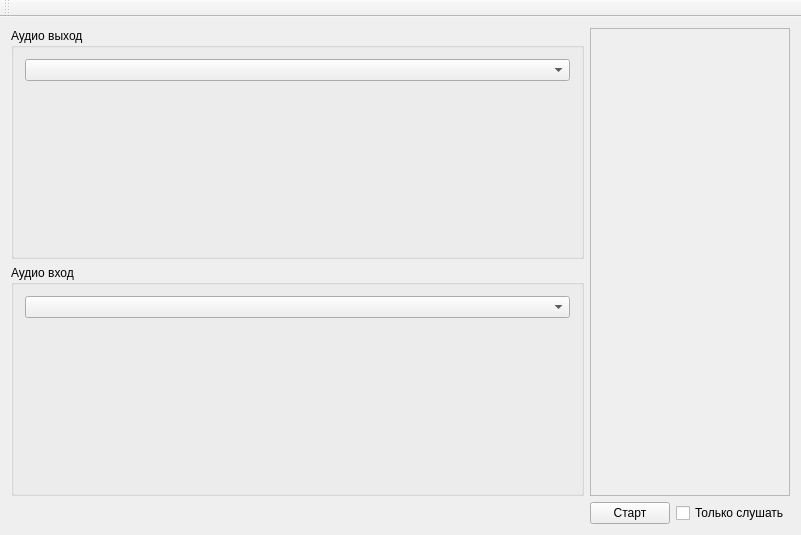
Above: mainwindow.ui from atikbif/VOIP_DISPATCHER before the change. Below: the same form after it.
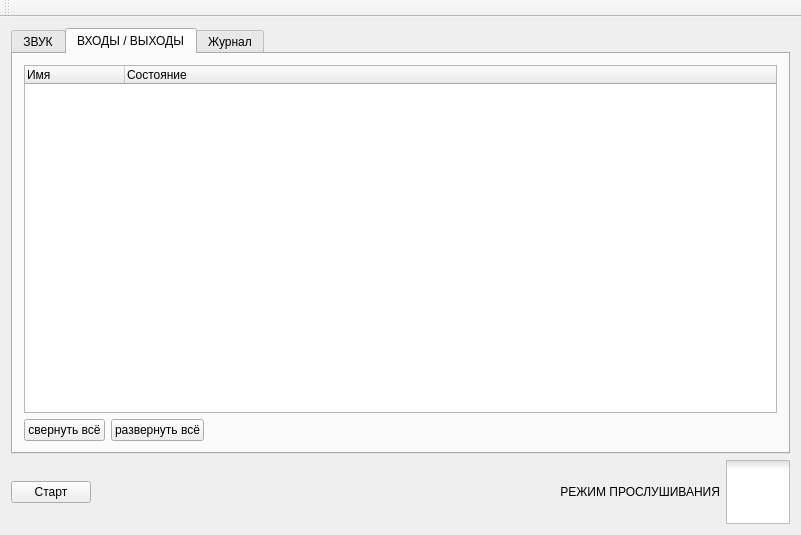
That is the form after the change. The open tabs and pages were chosen to show the change. Icons and pictures are not drawn. Custom widgets are drawn as their Qt base class.

Commit message: состояние входов/выходов

```diff
--- a/mainwindow.ui
+++ b/mainwindow.ui
@@ -20,6 +20,16 @@
    <string>Диспетчер</string>
   </property>
   <widget class="QWidget" name="centralWidget">
+   <layout class="QVBoxLayout" name="verticalLayout">
+    <item>
+     <widget class="QTabWidget" name="tabWidget">
+      <property name="currentIndex">
+       <number>0</number>
+      </property>
+      <widget class="QWidget" name="tab">
+       <attribute name="title">
+        <string>ЗВУК</string>
+       </attribute>
    <layout class="QGridLayout" name="gridLayout_3">
     <item row="0" column="0">
      <widget class="QGroupBox" name="groupBox">
@@ -73,7 +83,7 @@
       </widget>
      </widget>
     </item>
-    <item row="1" column="0">
+        <item row="1" column="0" rowspan="2">
      <widget class="QGroupBox" name="groupBox_2">
       <property name="sizePolicy">
        <sizepolicy hsizetype="Expanding" vsizetype="Preferred">
@@ -95,24 +105,83 @@
      </widget>
     </item>
     <item row="2" column="1">
+         <widget class="QPushButton" name="pushButtonCheckAudio">
+          <property name="text">
+           <string>Проверка динамиков</string>
+          </property>
+         </widget>
+        </item>
+       </layout>
+      </widget>
+      <widget class="QWidget" name="tab_2">
+       <attribute name="title">
+        <string>ВХОДЫ / ВЫХОДЫ</string>
+       </attribute>
+       <layout class="QGridLayout" name="gridLayout_5">
+        <item row="0" column="0" colspan="3">
+         <widget class="QTreeWidget" name="treeWidget">
+          <property name="columnCount">
+           <number>2</number>
+          </property>
+          <column>
+           <property name="text">
+            <string notr="true">Имя</string>
+           </property>
+          </column>
+          <column>
+           <property name="text">
+            <string>Состояние</string>
+           </property>
+          </column>
+         </widget>
+        </item>
+        <item row="1" column="0">
+         <widget class="QPushButton" name="pushButtonCloseTree">
+          <property name="text">
+           <string>свернуть всё</string>
+          </property>
+         </widget>
+        </item>
+        <item row="1" column="1">
+         <widget class="QPushButton" name="pushButtonOpenTree">
+          <property name="text">
+           <string>развернуть всё</string>
+          </property>
+         </widget>
+        </item>
+        <item row="1" column="2">
+         <spacer name="horizontalSpacer">
+          <property name="orientation">
+           <enum>Qt::Horizontal</enum>
+          </property>
+          <property name="sizeHint" stdset="0">
+           <size>
+            <width>582</width>
+            <height>20</height>
+           </size>
+          </property>
+         </spacer>
+        </item>
+       </layout>
+      </widget>
+      <widget class="QWidget" name="tab_3">
+       <attribute name="title">
+        <string>Журнал</string>
+       </attribute>
+       <layout class="QGridLayout" name="gridLayout_6">
+        <item row="0" column="0">
+         <widget class="QListWidget" name="listWidget"/>
+        </item>
+       </layout>
+      </widget>
+     </widget>
+    </item>
+    <item>
      <layout class="QHBoxLayout" name="horizontalLayout">
-      <item>
-       <spacer name="horizontalSpacer_2">
-        <property name="orientation">
-         <enum>Qt::Horizontal</enum>
-        </property>
-        <property name="sizeHint" stdset="0">
-         <size>
-          <width>40</width>
-          <height>20</height>
-         </size>
-        </property>
-       </spacer>
-      </item>
       <item>
        <widget class="QPushButton" name="pushButtonStartStop">
         <property name="sizePolicy">
-         <sizepolicy hsizetype="Expanding" vsizetype="Fixed">
+         <sizepolicy hsizetype="Preferred" vsizetype="Fixed">
           <horstretch>0</horstretch>
           <verstretch>0</verstretch>
          </sizepolicy>
@@ -122,32 +191,38 @@
         </property>
        </widget>
       </item>
+      <item>
+       <spacer name="horizontalSpacer_2">
+        <property name="orientation">
+         <enum>Qt::Horizontal</enum>
+        </property>
+        <property name="sizeHint" stdset="0">
+         <size>
+          <width>40</width>
+          <height>20</height>
+         </size>
+        </property>
+       </spacer>
+      </item>
       <item>
        <widget class="QCheckBox" name="checkBox">
         <property name="sizePolicy">
-         <sizepolicy hsizetype="Expanding" vsizetype="Fixed">
+         <sizepolicy hsizetype="Preferred" vsizetype="Fixed">
           <horstretch>0</horstretch>
           <verstretch>0</verstretch>
          </sizepolicy>
         </property>
+        <property name="layoutDirection">
+         <enum>Qt::RightToLeft</enum>
+        </property>
+        <property name="styleSheet">
+         <string notr="true">QCheckBox::indicator {width: 64px; height: 64px; } QCheckBox::indicator:unchecked { image: url(:/speak.png); } QCheckBox::indicator:checked { image: url(:/listen.png); }</string>
+        </property>
         <property name="text">
-         <string>Только слушать</string>
+         <string>РЕЖИМ ПРОСЛУШИВАНИЯ</string>
         </property>
        </widget>
       </item>
-      <item>
-       <spacer name="horizontalSpacer">
-        <property name="orientation">
-         <enum>Qt::Horizontal</enum>
-        </property>
-        <property name="sizeHint" stdset="0">
-         <size>
-          <width>40</width>
-          <height>20</height>
-         </size>
-        </property>
-       </spacer>
-      </item>
      </layout>
     </item>
    </layout>
```
Lines whose indentation alone changed are shown as unchanged. The commit also changes 13 other files.
